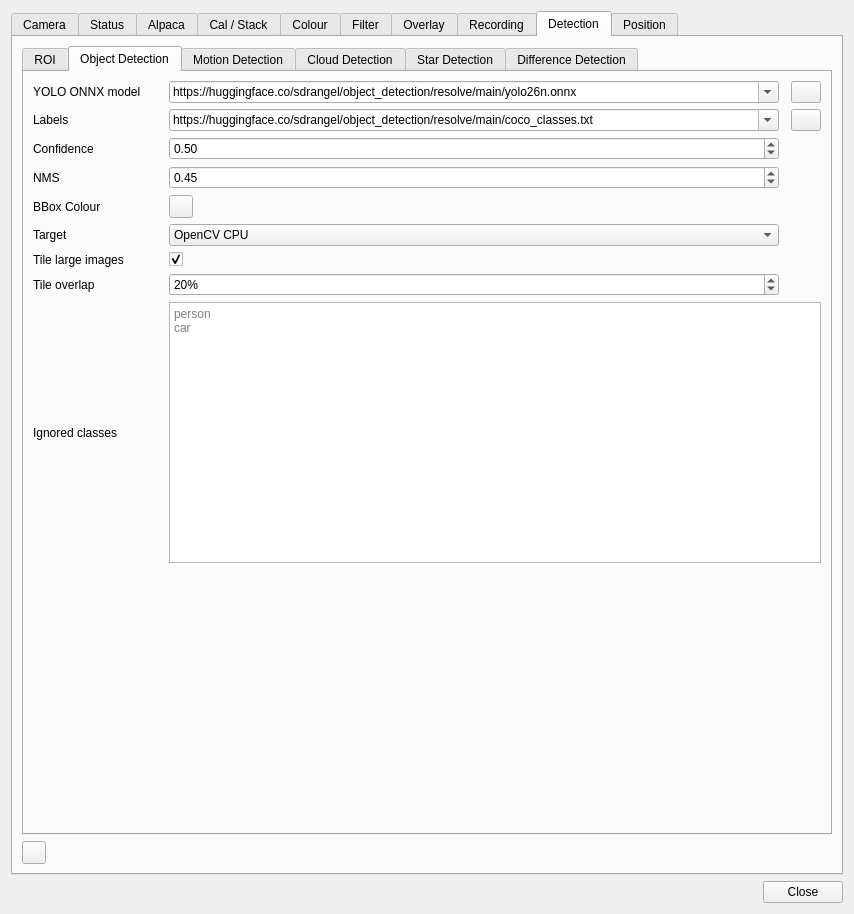
This is plugins/feature/camera/camerasettingsdialog.ui in srcejon/sdrangel as Qt 5 draws it before an edit. The edited form follows.
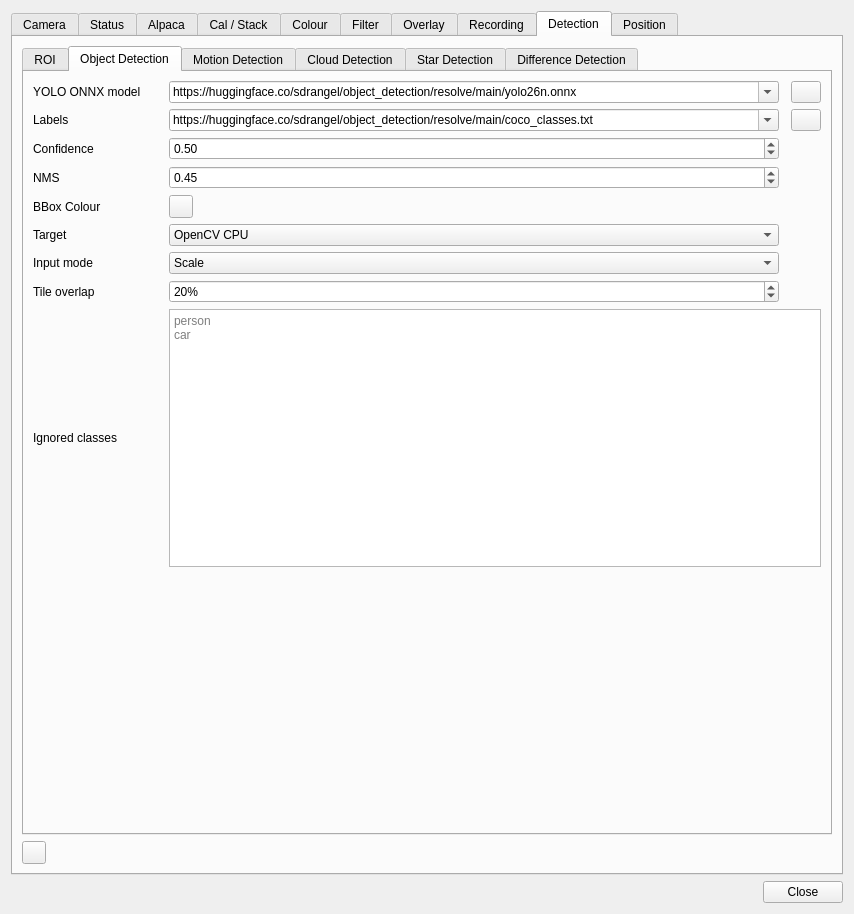
This is the edited form. The open tabs and pages were chosen to show the change. Icons and pictures are not drawn. Custom widgets are drawn as their Qt base class.

Commit message: Add YOLO tile and scale inference mode

The edit to the form file:
```diff
--- a/plugins/feature/camera/camerasettingsdialog.ui
+++ b/plugins/feature/camera/camerasettingsdialog.ui
@@ -5598,21 +5598,30 @@
            <item row="6" column="0">
             <widget class="QLabel" name="yoloTileLargeImagesLabel">
              <property name="text">
-              <string>Tile large images</string>
+              <string>Input mode</string>
              </property>
             </widget>
            </item>
            <item row="6" column="1">
-            <widget class="QCheckBox" name="yoloTileLargeImagesCheck">
+            <widget class="QComboBox" name="yoloInferenceModeCombo">
              <property name="toolTip">
               <string>Run object detection on overlapping YOLO-sized tiles when the input image is larger than the model input</string>
              </property>
+             <item>
              <property name="text">
-              <string/>
-             </property>
-             <property name="checked">
-              <bool>true</bool>
-             </property>
+               <string>Scale</string>
+              </property>
+             </item>
+             <item>
+              <property name="text">
+               <string>Tile</string>
+              </property>
+             </item>
+             <item>
+              <property name="text">
+               <string>Tile &amp; Scale</string>
+              </property>
+             </item>
             </widget>
            </item>
            <item row="7" column="0">
```
Left out of the diff: 4 changed lines with no effect on the pictures. Lines whose indentation alone changed are shown as unchanged. The commit also changes 7 other files.
